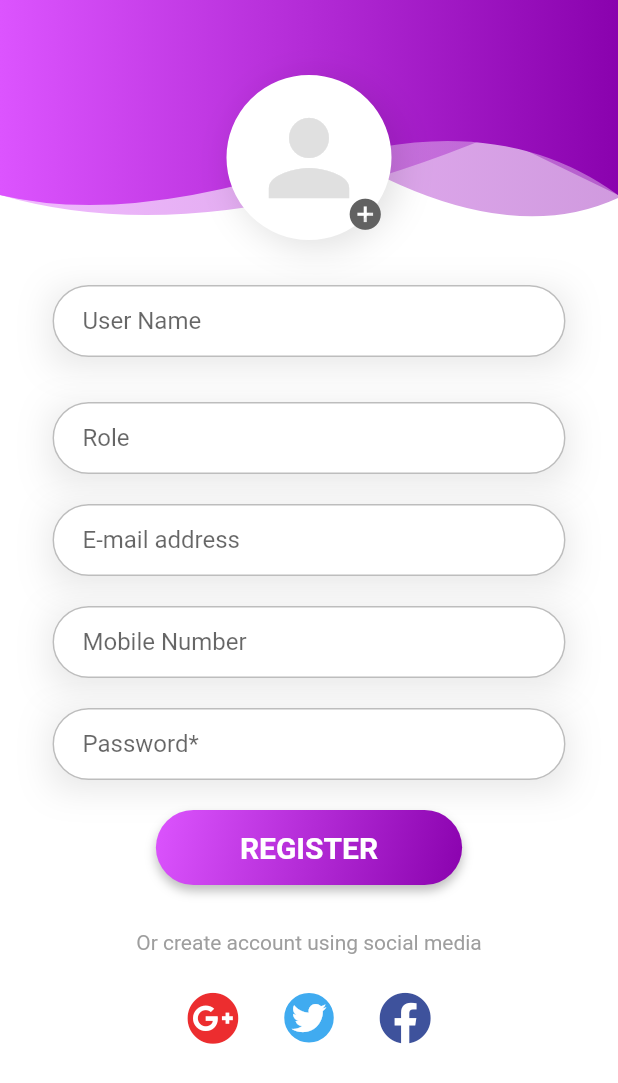
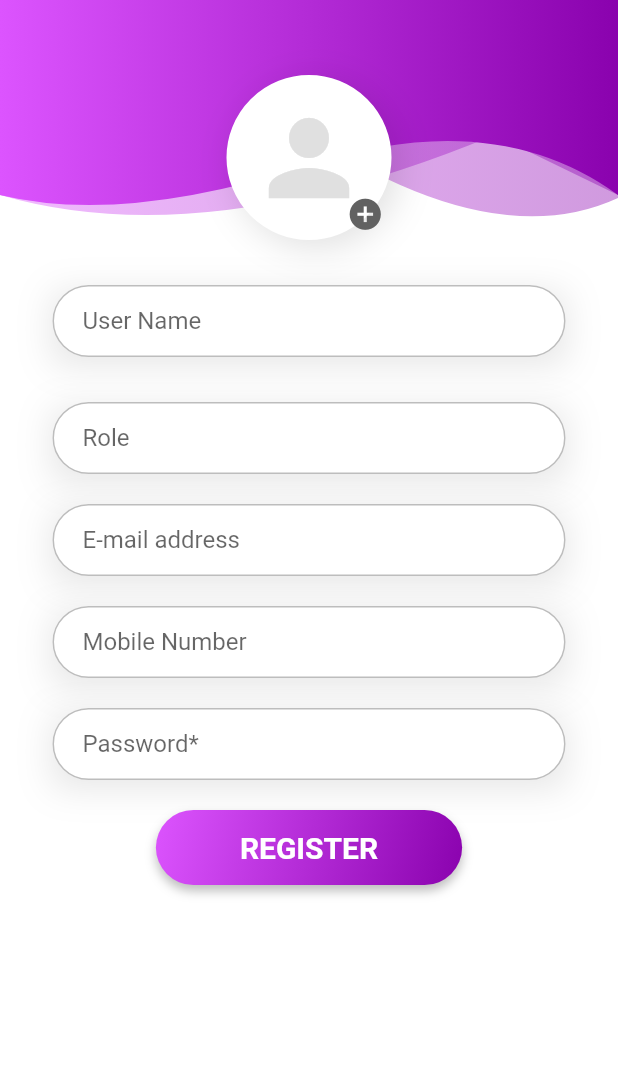
Before and after one commit to NipunaNiranjan/B19--Devmates--QuestionnairePlatform-MobileApp, a Flutter app: the RegistrationPage screen opened directly, on a phone screen of 412 x 824 dp. Shown: the top 1083 px of the screen. Run offline on Flutter 3.47's test engine with Material 2 defaults, Android fonts, the phone set to English and light mode, and no system bars; our stand-ins replace dio, font_awesome_flutter, hexcolor.

Commit message:
remove un nessesary part from registration

```diff
--- a/lib/pages/registration_page.dart
+++ b/lib/pages/registration_page.dart
@@ -204,92 +204,6 @@ class _RegistrationPageState extends State<RegistrationPage> {
                             },
                           ),
                         ),
-                        SizedBox(height: 30.0),
-                        Text(
-                          "Or create account using social media",
-                          style: TextStyle(color: Colors.grey),
-                        ),
-                        SizedBox(height: 25.0),
-                        Row(
-                          mainAxisAlignment: MainAxisAlignment.center,
-                          children: [
-                            GestureDetector(
-                              child: FaIcon(
-                                FontAwesomeIcons.googlePlus,
-                                size: 35,
-                                color: HexColor("#EC2D2F"),
-                              ),
-                              onTap: () {
-                                setState(() {
-                                  showDialog(
-                                    context: context,
-                                    builder: (BuildContext context) {
-                                      return ThemeHelper().alartDialog(
-                                          "Google Plus",
-                                          "You tap on GooglePlus social icon.",
-                                          context);
-                                    },
-                                  );
-                                });
-                              },
-                            ),
-                            SizedBox(
-                              width: 30.0,
-                            ),
-                            GestureDetector(
-                              child: Container(
-                                padding: EdgeInsets.all(0),
-                                decoration: BoxDecoration(
-                                  borderRadius: BorderRadius.circular(100),
-                                  border: Border.all(
-                                      width: 5, color: HexColor("#40ABF0")),
-                                  color: HexColor("#40ABF0"),
-                                ),
-                                child: FaIcon(
-                                  FontAwesomeIcons.twitter,
-                                  size: 23,
-                                  color: HexColor("#FFFFFF"),
-                                ),
-                              ),
-                              onTap: () {
-                                setState(() {
-                                  showDialog(
-                                    context: context,
-                                    builder: (BuildContext context) {
-                                      return ThemeHelper().alartDialog(
-                                          "Twitter",
-                                          "You tap on Twitter social icon.",
-                                          context);
-                                    },
-                                  );
-                                });
-                              },
-                            ),
-                            SizedBox(
-                              width: 30.0,
-                            ),
-                            GestureDetector(
-                              child: FaIcon(
-                                FontAwesomeIcons.facebook,
-                                size: 35,
-                                color: HexColor("#3E529C"),
-                              ),
-                              onTap: () {
-                                setState(() {
-                                  showDialog(
-                                    context: context,
-                                    builder: (BuildContext context) {
-                                      return ThemeHelper().alartDialog(
-                                          "Facebook",
-                                          "You tap on Facebook social icon.",
-                                          context);
-                                    },
-                                  );
-                                });
-                              },
-                            ),
-                          ],
-                        ),
                       ],
                     ),
                   ),
```
